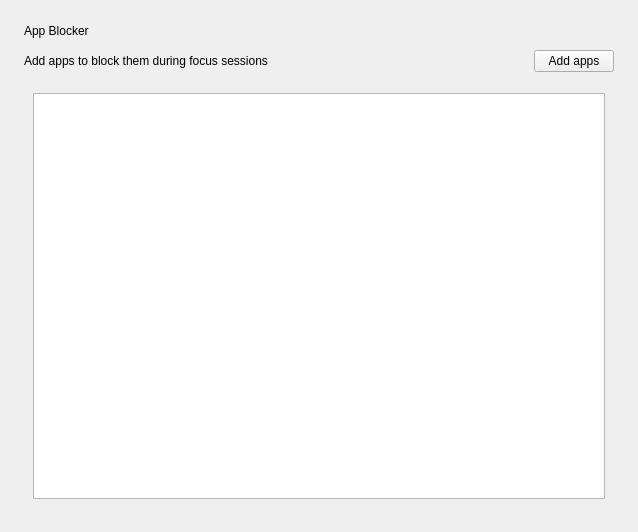
Before: the Qt Designer form src/ui/app_blocker_view.ui in kun-codes/Koncentro, drawn with Qt 5.
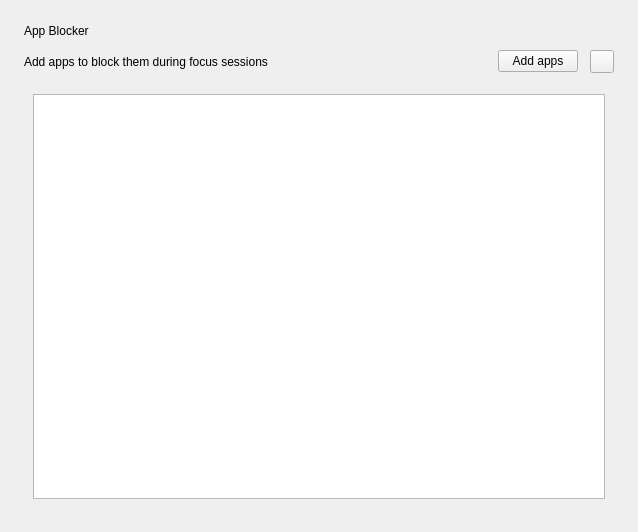
After: the same form once the commit is applied. Custom widgets are drawn as their Qt base class.

Commit message: feat(appBlockerView.py): add `deleteAppButton` to remove the selected app from the blocklist

```diff
--- a/src/ui/app_blocker_view.ui
+++ b/src/ui/app_blocker_view.ui
@@ -97,6 +97,9 @@
            </property>
           </widget>
          </item>
+         <item>
+          <widget class="ToolButton" name="deleteAppButton"/>
+         </item>
         </layout>
        </item>
        <item>
@@ -128,6 +131,11 @@
    <extends>QPushButton</extends>
    <header>qfluentwidgets</header>
   </customwidget>
+  <customwidget>
+   <class>ToolButton</class>
+   <extends>QToolButton</extends>
+   <header>qfluentwidgets</header>
+  </customwidget>
   <customwidget>
    <class>CardWidget</class>
    <extends>QFrame</extends>
```
The commit also changes 2 other files.
